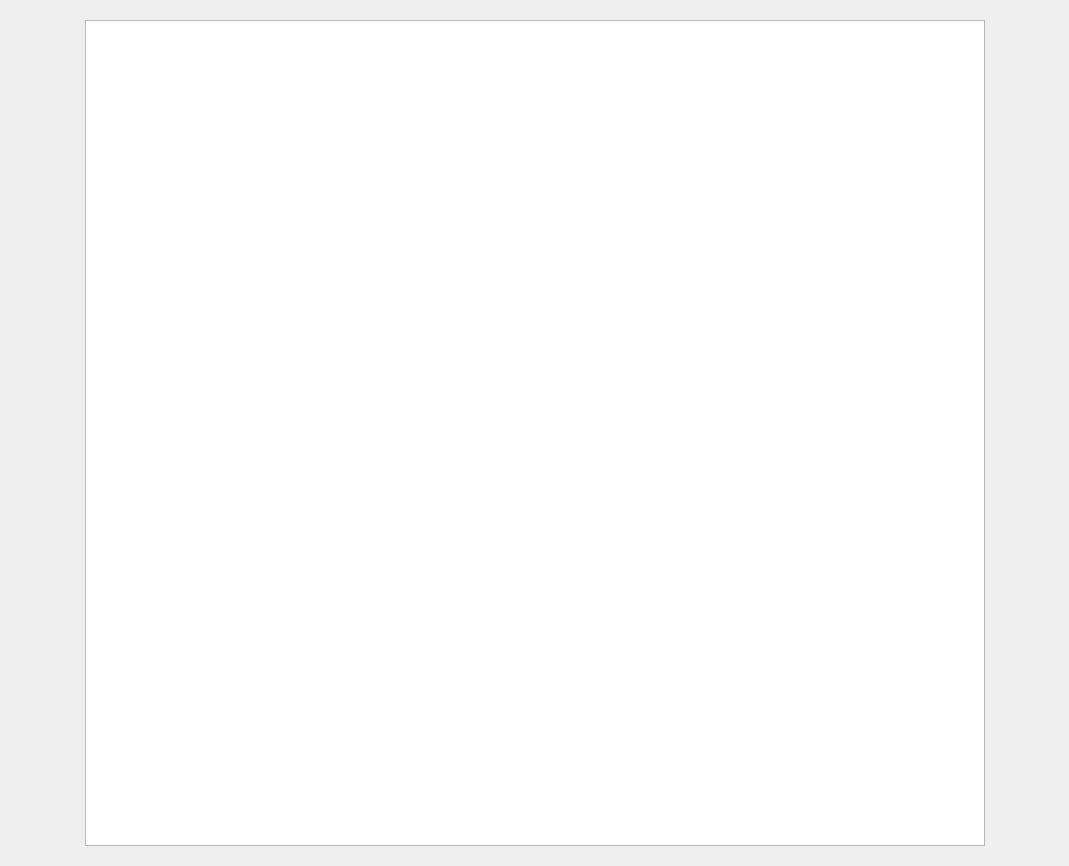
bwurst/bibkasse, file ressource/ui/kundendisplay.ui: the form before one commit.
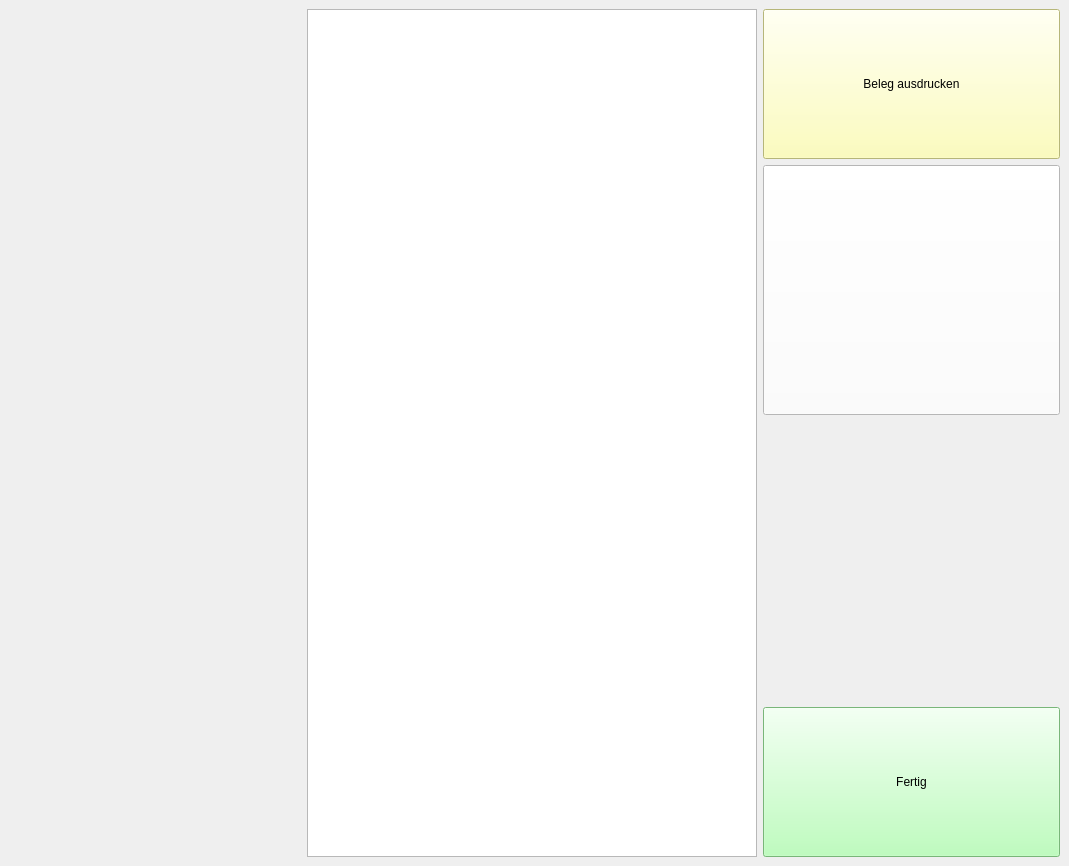
The form after the commit. Icons and pictures are not drawn.

Diff of the .ui file:
```diff
--- a/ressource/ui/kundendisplay.ui
+++ b/ressource/ui/kundendisplay.ui
@@ -23,7 +23,7 @@
    <item row="0" column="0">
     <widget class="QStackedWidget" name="widgets">
      <property name="currentIndex">
-      <number>0</number>
+      <number>1</number>
      </property>
      <widget class="QWidget" name="page">
       <layout class="QGridLayout" name="gridLayout_2">
@@ -92,6 +92,110 @@
        </item>
       </layout>
      </widget>
+     <widget class="QWidget" name="page_3">
+      <layout class="QGridLayout" name="gridLayout_4">
+       <item row="4" column="0">
+        <spacer name="horizontalSpacer_3">
+         <property name="orientation">
+          <enum>Qt::Horizontal</enum>
+         </property>
+         <property name="sizeHint" stdset="0">
+          <size>
+           <width>327</width>
+           <height>20</height>
+          </size>
+         </property>
+        </spacer>
+       </item>
+       <item row="1" column="1" rowspan="4">
+        <widget class="QTextBrowser" name="textBrowser_beleg">
+         <property name="sizePolicy">
+          <sizepolicy hsizetype="Fixed" vsizetype="Expanding">
+           <horstretch>0</horstretch>
+           <verstretch>0</verstretch>
+          </sizepolicy>
+         </property>
+         <property name="minimumSize">
+          <size>
+           <width>450</width>
+           <height>0</height>
+          </size>
+         </property>
+        </widget>
+       </item>
+       <item row="1" column="2">
+        <widget class="QPushButton" name="button_drucken">
+         <property name="minimumSize">
+          <size>
+           <width>0</width>
+           <height>150</height>
+          </size>
+         </property>
+         <property name="styleSheet">
+          <string notr="true">background-color: #ffa;</string>
+         </property>
+         <property name="text">
+          <string>Beleg ausdrucken</string>
+         </property>
+        </widget>
+       </item>
+       <item row="3" column="2">
+        <spacer name="horizontalSpacer_4">
+         <property name="orientation">
+          <enum>Qt::Horizontal</enum>
+         </property>
+         <property name="sizeHint" stdset="0">
+          <size>
+           <width>326</width>
+           <height>20</height>
+          </size>
+         </property>
+        </spacer>
+       </item>
+       <item row="4" column="2">
+        <widget class="QPushButton" name="button_fertig">
+         <property name="minimumSize">
+          <size>
+           <width>0</width>
+           <height>150</height>
+          </size>
+         </property>
+         <property name="styleSheet">
+          <string notr="true">background-color: #afa;</string>
+         </property>
+         <property name="text">
+          <string>Fertig</string>
+         </property>
+        </widget>
+       </item>
+       <item row="2" column="2">
+        <widget class="QPushButton" name="button_qrcode">
+         <property name="minimumSize">
+          <size>
+           <width>0</width>
+           <height>250</height>
+          </size>
+         </property>
+         <property name="styleSheet">
+          <string notr="true">background-color: white; coor: black;</string>
+         </property>
+         <property name="text">
+          <string/>
+         </property>
+         <property name="icon">
+          <iconset>
+           <normaloff>../images/qrcode.png</normaloff>../images/qrcode.png</iconset>
+         </property>
+         <property name="iconSize">
+          <size>
+           <width>250</width>
+           <height>250</height>
+          </size>
+         </property>
+        </widget>
+       </item>
+      </layout>
+     </widget>
      <widget class="QWidget" name="page_2">
       <layout class="QGridLayout" name="gridLayout_3">
        <property name="margin">
```
Left out of the diff: 22 changed lines with no effect on the pictures.
